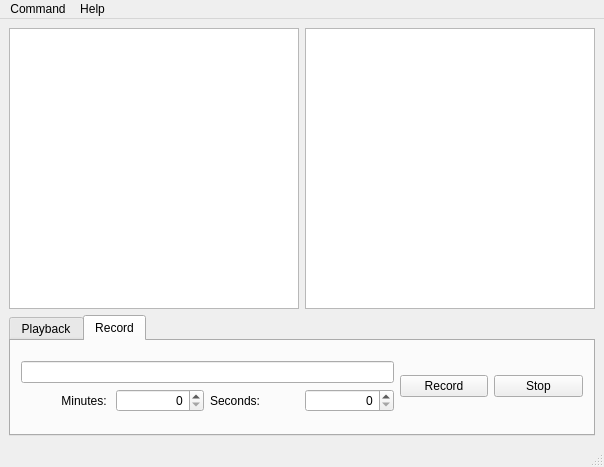
Before: the Qt Designer form src/pumpkin_qt/ui/pumpkinqt.ui in raybrshen/pumpkin_ws, drawn with Qt 5.
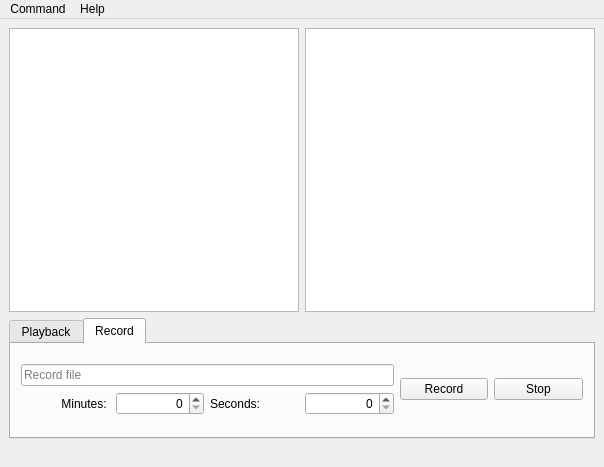
After: the same form once the commit is applied. The open tabs and pages were chosen to show the change. Icons and pictures are not drawn.

Patch:
```diff
--- a/src/pumpkin_qt/ui/pumpkinqt.ui
+++ b/src/pumpkin_qt/ui/pumpkinqt.ui
@@ -134,7 +134,11 @@
          </widget>
         </item>
         <item row="0" column="0" colspan="4">
-         <widget class="QLineEdit" name="recordFileName"/>
+         <widget class="QLineEdit" name="recordFileName">
+          <property name="placeholderText">
+           <string>Record file</string>
+          </property>
+         </widget>
         </item>
         <item row="1" column="2">
          <widget class="QLabel" name="secondLabel">
@@ -225,7 +229,11 @@
    <addaction name="menuCommand"/>
    <addaction name="menuHelp"/>
   </widget>
-  <widget class="QStatusBar" name="statusbar"/>
+  <widget class="QStatusBar" name="statusbar">
+   <property name="sizeGripEnabled">
+    <bool>false</bool>
+   </property>
+  </widget>
   <action name="actionSend_commands_to_SSC">
    <property name="text">
     <string>Send commands to SSC</string>
```
Left out of the diff: 47 changed lines with no effect on the pictures.
